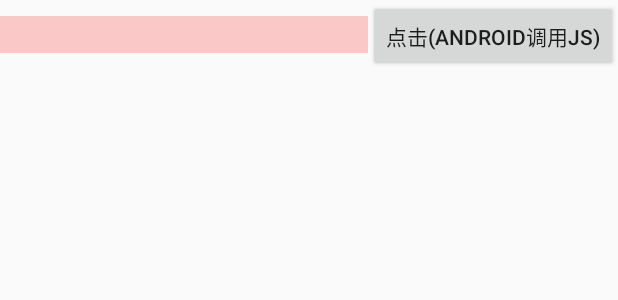
After one commit to taoranziwangji/LrmUtils, an Android app: the layout activity_test_java_js.xml on its own in the app's theme, with its tools: preview values and no code run, on a phone screen of 412 x 824 dp. The commit adds this screen. Shown: the top 300 px of the screen. Run offline under Robolectric (Android 15) with nearby library versions, the phone set to English and light mode, and no system bars.

Commit message:
okhttp增加上传文件时携带参数功能；添加一个测试页面（Android与JS互通）

```diff
--- a/LrmUtils/app/build.gradle
+++ b/LrmUtils/app/build.gradle
@@ -9,8 +9,8 @@ android {
         //applicationId "com.vdolrm.lrmutils"
         minSdkVersion 8
         targetSdkVersion 23
-        versionCode 2
-        versionName "1.0.1"
+        versionCode 3
+        versionName "1.0.2"
     }
     buildTypes {
         release {
--- a/LrmUtils/app/src/main/AndroidManifest.xml
+++ b/LrmUtils/app/src/main/AndroidManifest.xml
@@ -20,6 +20,8 @@
     <uses-permission android:name="android.permission.VIBRATE" />
     <uses-permission android:name="android.permission.GET_TASKS" />
     <uses-permission android:name="android.permission.CAMERA" />
+    <!-- 显示顶层浮窗 -->
+    <uses-permission android:name="android.permission.SYSTEM_ALERT_WINDOW" />
 
     <application
         android:name=".Test.TestApplication"
@@ -41,6 +43,7 @@
         <activity android:name="com.soundcloud.android.crop.CropImageActivity" />
         <activity android:name=".Test.TestFragmentViewPagerActivity" android:theme="@style/AppTheme.NoActionBar"/>
         <activity android:name=".Test.TestUploadActivity"></activity>
+        <activity android:name=".Test.TestJaveJSActivity"></activity>
     </application>
 
 </manifest>
--- a/LrmUtils/app/src/main/java/com/vdolrm/lrmutils/OpenSourceUtils/net/upload/OSBaseUpLoadPresenter.java
+++ b/LrmUtils/app/src/main/java/com/vdolrm/lrmutils/OpenSourceUtils/net/upload/OSBaseUpLoadPresenter.java
@@ -3,6 +3,7 @@ package com.vdolrm.lrmutils.OpenSourceUtils.net.upload;
 import com.vdolrm.lrmutils.OpenSourceUtils.net.download.OSIHttpDownloadCallBack;
 
 import java.io.File;
+import java.util.Map;
 
 /**
  * Created by Administrator on 2016/4/5.
@@ -24,8 +25,8 @@ public abstract class OSBaseUpLoadPresenter {
      * @param file
      * @param fileKey
      */
-    public void upload(String url, OSIHttpDownloadCallBack callback, File file, String fileKey) {
+    public void upload(String url, OSIHttpDownloadCallBack callback, File file, String fileKey, Map<String,String> map) {
         if (osiHttpLoader != null)
-            osiHttpLoader.upload(url, callback, file, fileKey);
+            osiHttpLoader.upload(url, callback, file, fileKey,map);
     }
 }
--- a/LrmUtils/app/src/main/java/com/vdolrm/lrmutils/OpenSourceUtils/net/upload/OSIUpLoad.java
+++ b/LrmUtils/app/src/main/java/com/vdolrm/lrmutils/OpenSourceUtils/net/upload/OSIUpLoad.java
@@ -3,10 +3,11 @@ package com.vdolrm.lrmutils.OpenSourceUtils.net.upload;
 import com.vdolrm.lrmutils.OpenSourceUtils.net.download.OSIHttpDownloadCallBack;
 
 import java.io.File;
+import java.util.Map;
 
 /**
  * Created by Administrator on 2016/4/5.
  */
 public interface OSIUpLoad {
-    void upload(String url, OSIHttpDownloadCallBack callback, File file, String fileKey);
+    void upload(String url, OSIHttpDownloadCallBack callback, File file, String fileKey, Map<String,String> map);
 }
--- /dev/null
+++ b/LrmUtils/app/src/main/res/layout/activity_test_java_js.xml
@@ -0,0 +1,24 @@
+<?xml version="1.0" encoding="utf-8"?>
+<LinearLayout xmlns:android="http://schemas.android.com/apk/res/android"
+    android:id="@+id/ll_root"
+    android:layout_width="match_parent"
+    android:layout_height="match_parent"
+    android:orientation="vertical">
+
+    <LinearLayout
+        android:layout_width="match_parent"
+        android:layout_height="wrap_content"
+        android:orientation="horizontal">
+        <EditText
+            android:id="@+id/edt_user"
+            android:layout_width="0dp"
+            android:layout_height="wrap_content"
+            android:layout_weight="1"
+            android:background="#33ff0000"/>
+        <Button
+            android:id="@+id/btn_click"
+            android:layout_width="wrap_content"
+            android:layout_height="wrap_content"
+            android:text="点击(Android调用JS)"/>
+    </LinearLayout>
+</LinearLayout>
--- a/LrmUtils/build.gradle
+++ b/LrmUtils/build.gradle
@@ -5,7 +5,7 @@ buildscript {
         jcenter()
     }
     dependencies {
-        classpath 'com.android.tools.build:gradle:2.2.1'
+        classpath 'com.android.tools.build:gradle:2.2.2'
 
         // NOTE: Do not place your application dependencies here; they belong
         // in the individual module build.gradle files
```
Also changed, not shown: LrmUtils/app/src/main/java/com/vdolrm/lrmutils/OpenSourceUtils/net/upload/okhttp/TestUpLoadOkHttpImpl.java (+20 -4 lines), LrmUtils/app/src/main/java/com/vdolrm/lrmutils/Test/TestJaveJSActivity.java (added, +100 -0 lines), LrmUtils/app/src/main/java/com/vdolrm/lrmutils/Test/TestMainActivity.java (+5 -0 lines), LrmUtils/app/src/main/java/com/vdolrm/lrmutils/Test/TestUploadActivity.java (+1 -1 lines), 1 other file.
